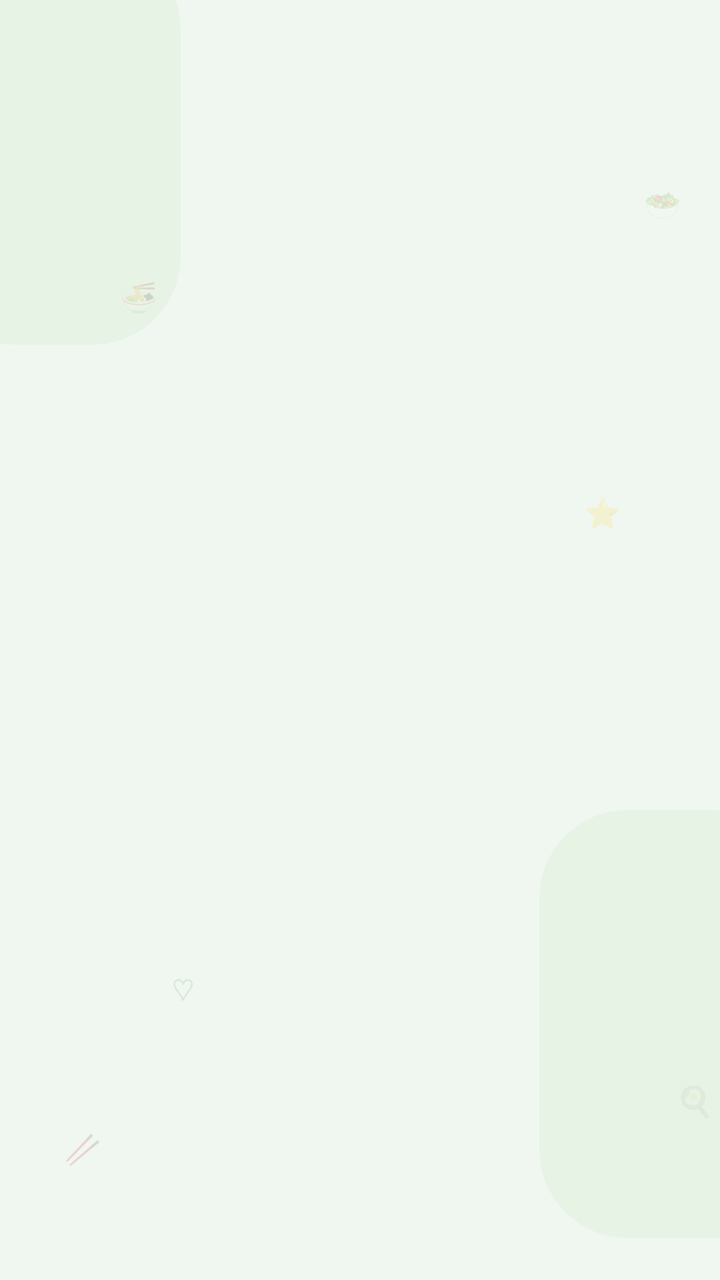
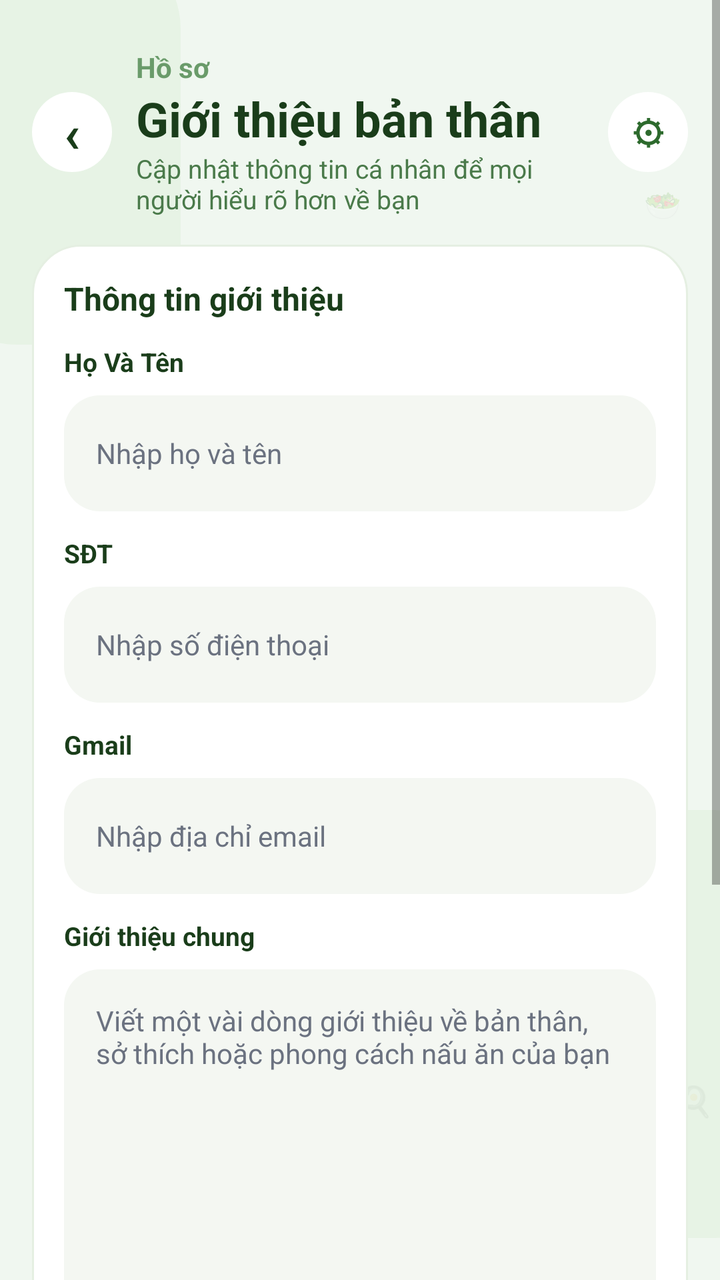

Before-and-after screenshots of an Android layout around one commit, followed by the original layout XML and the change that was made.
<!-- AndroidManifest.xml: application theme AppTheme -->
<!-- res/layout/activity_frame_26_bio.xml -->
<?xml version="1.0" encoding="utf-8"?>
<FrameLayout xmlns:android="http://schemas.android.com/apk/res/android"
    android:layout_width="match_parent"
    android:layout_height="match_parent"
    android:background="@color/panda_bg">

    <View
        android:layout_width="126dp"
        android:layout_height="202dp"
        android:layout_marginStart="-36dp"
        android:layout_marginTop="-30dp"
        android:alpha="0.7"
        android:background="@drawable/bg_figma_deco" />

    <TextView
        android:layout_width="wrap_content"
        android:layout_height="wrap_content"
        android:layout_marginStart="60dp"
        android:layout_marginTop="138dp"
        android:alpha="0.16"
        android:text="🍜"
        android:textColor="@color/panda_green_light_text"
        android:textSize="15sp" />

    <TextView
        android:layout_width="wrap_content"
        android:layout_height="wrap_content"
        android:layout_marginStart="322dp"
        android:layout_marginTop="92dp"
        android:alpha="0.16"
        android:text="🥗"
        android:textColor="@color/panda_green_light_text"
        android:textSize="15sp" />

    <TextView
        android:layout_width="wrap_content"
        android:layout_height="wrap_content"
        android:layout_marginStart="292dp"
        android:layout_marginTop="246dp"
        android:alpha="0.16"
        android:text="⭐"
        android:textColor="@color/panda_green_light_text"
        android:textSize="15sp" />

    <TextView
        android:layout_width="wrap_content"
        android:layout_height="wrap_content"
        android:layout_marginStart="338dp"
        android:layout_marginTop="540dp"
        android:alpha="0.16"
        android:text="🍳"
        android:textColor="@color/panda_green_light_text"
        android:textSize="15sp" />

    <TextView
        android:layout_width="wrap_content"
        android:layout_height="wrap_content"
        android:layout_marginStart="32dp"
        android:layout_marginTop="564dp"
        android:alpha="0.16"
        android:text="🥢"
        android:textColor="@color/panda_green_light_text"
        android:textSize="15sp" />

    <View
        android:layout_width="132dp"
        android:layout_height="214dp"
        android:layout_gravity="bottom|end"
        android:layout_marginEnd="-42dp"
        android:layout_marginBottom="21dp"
        android:alpha="0.68"
        android:background="@drawable/bg_figma_deco" />

    <TextView
        android:layout_width="wrap_content"
        android:layout_height="wrap_content"
        android:layout_gravity="bottom|start"
        android:layout_marginStart="86dp"
        android:layout_marginBottom="135dp"
        android:alpha="0.16"
        android:text="♡"
        android:textColor="@color/panda_green_light_text"
        android:textSize="15sp" />

    <ScrollView
        android:layout_width="match_parent"
        android:layout_height="match_parent"
        android:fillViewport="true"
        android:overScrollMode="never">

        <LinearLayout
            android:id="@id/screen_content"
            android:layout_width="match_parent"
            android:layout_height="wrap_content"
            android:orientation="vertical"
            android:paddingStart="16dp"
            android:paddingTop="24dp"
            android:paddingEnd="16dp"
            android:paddingBottom="24dp" />
    </ScrollView>
</FrameLayout>
<!-- resources referenced by this layout -->
<resources>
  <color name="panda_bg">#F0F7F0</color>
  <color name="panda_green_light_text">#6A9B6A</color>
  <!-- drawable bg_figma_deco (drawable) -->
  <?xml version="1.0" encoding="utf-8"?>
  <shape xmlns:android="http://schemas.android.com/apk/res/android"
      android:shape="rectangle">
      <solid android:color="@color/panda_mint" />
      <corners android:radius="44dp" />
  </shape>
  <style name="AppTheme" parent="@android:style/Theme.Material.Light.NoActionBar">
          <item name="android:fontFamily">sans-serif</item>
          <item name="android:windowLightStatusBar">true</item>
          <item name="android:statusBarColor">@color/panda_bg</item>
          <item name="android:navigationBarColor">@color/panda_bg</item>
          <item name="android:colorAccent">@color/panda_green</item>
      </style>
  <color name="panda_mint">#E4F2E1</color>
  <color name="panda_green">#2D6A2D</color>
</resources>

<!-- the commit's change to res/layout/activity_frame_26_bio.xml (unified diff, before → after) -->
@@ -96,6 +96,177 @@
             android:paddingStart="16dp"
             android:paddingTop="24dp"
             android:paddingEnd="16dp"
-            android:paddingBottom="24dp" />
+            android:paddingBottom="24dp">
+
+            <LinearLayout
+                android:layout_width="match_parent"
+                android:layout_height="wrap_content"
+                android:gravity="center_vertical"
+                android:orientation="horizontal">
+
+                <TextView
+                    android:layout_width="40dp"
+                    android:layout_height="40dp"
+                    android:background="@drawable/bg_circle_white"
+                    android:gravity="center"
+                    android:text="‹"
+                    android:textColor="@color/panda_green_dark"
+                    android:textSize="26sp"
+                    android:textStyle="bold" />
+
+                <LinearLayout
+                    android:layout_width="0dp"
+                    android:layout_height="wrap_content"
+                    android:layout_marginStart="12dp"
+                    android:layout_marginEnd="12dp"
+                    android:layout_weight="1"
+                    android:orientation="vertical">
+
+                    <TextView
+                        android:layout_width="match_parent"
+                        android:layout_height="wrap_content"
+                        android:text="Hồ sơ"
+                        android:textColor="@color/panda_green_light_text"
+                        android:textSize="14sp"
+                        android:textStyle="bold" />
+
+                    <TextView
+                        android:layout_width="match_parent"
+                        android:layout_height="wrap_content"
+                        android:text="Giới thiệu bản thân"
+                        android:textColor="@color/panda_green_dark"
+                        android:textSize="24sp"
+                        android:textStyle="bold" />
+
+                    <TextView
+                        android:layout_width="match_parent"
+                        android:layout_height="wrap_content"
+                        android:text="Cập nhật thông tin cá nhân để mọi người hiểu rõ hơn về bạn"
+                        android:textColor="@color/panda_green_mid"
+                        android:textSize="13sp" />
+                </LinearLayout>
+
+                <TextView
+                    android:layout_width="40dp"
+                    android:layout_height="40dp"
+                    android:background="@drawable/bg_circle_white"
+                    android:gravity="center"
+                    android:text="⚙"
+                    android:textColor="@color/panda_green"
+                    android:textSize="17sp"
+                    android:textStyle="bold" />
+            </LinearLayout>
+
+            <LinearLayout
+                android:layout_width="match_parent"
+                android:layout_height="780dp"
+                android:layout_marginTop="14dp"
+                android:background="@drawable/bg_figma_card"
+                android:orientation="vertical"
+                android:padding="16dp">
+
+                <TextView
+                    android:layout_width="match_parent"
+                    android:layout_height="wrap_content"
+                    android:text="Thông tin giới thiệu"
+                    android:textColor="@color/panda_green_dark"
+                    android:textSize="16sp"
+                    android:textStyle="bold" />
+
+                <TextView
+                    android:layout_width="match_parent"
+                    android:layout_height="wrap_content"
+                    android:layout_marginTop="12dp"
+                    android:layout_marginBottom="8dp"
+                    android:text="Họ Và Tên"
+                    android:textColor="@color/panda_green_dark"
+                    android:textSize="13sp"
+                    android:textStyle="bold" />
+
+                <TextView
+                    android:layout_width="match_parent"
+                    android:layout_height="58dp"
+                    android:background="@drawable/bg_figma_input"
+                    android:gravity="center_vertical"
+                    android:paddingStart="16dp"
+                    android:paddingEnd="16dp"
+                    android:text="Nhập họ và tên"
+                    android:textColor="@color/panda_gray"
+                    android:textSize="14sp" />
+
+                <TextView
+                    android:layout_width="match_parent"
+                    android:layout_height="wrap_content"
+                    android:layout_marginTop="12dp"
+                    android:layout_marginBottom="8dp"
+                    android:text="SĐT"
+                    android:textColor="@color/panda_green_dark"
+                    android:textSize="13sp"
+                    android:textStyle="bold" />
+
+                <TextView
+                    android:layout_width="match_parent"
+                    android:layout_height="58dp"
+                    android:background="@drawable/bg_figma_input"
+                    android:gravity="center_vertical"
+                    android:paddingStart="16dp"
+                    android:paddingEnd="16dp"
+                    android:text="Nhập số điện thoại"
+                    android:textColor="@color/panda_gray"
+                    android:textSize="14sp" />
+
+                <TextView
+                    android:layout_width="match_parent"
+                    android:layout_height="wrap_content"
+                    android:layout_marginTop="12dp"
+                    android:layout_marginBottom="8dp"
+                    android:text="Gmail"
+                    android:textColor="@color/panda_green_dark"
+                    android:textSize="13sp"
+                    android:textStyle="bold" />
+
+                <TextView
+                    android:layout_width="match_parent"
+                    android:layout_height="58dp"
+                    android:background="@drawable/bg_figma_input"
+                    android:gravity="center_vertical"
+                    android:paddingStart="16dp"
+                    android:paddingEnd="16dp"
+                    android:text="Nhập địa chỉ email"
+                    android:textColor="@color/panda_gray"
+                    android:textSize="14sp" />
+
+                <TextView
+                    android:layout_width="match_parent"
+                    android:layout_height="wrap_content"
+                    android:layout_marginTop="12dp"
+                    android:layout_marginBottom="8dp"
+                    android:text="Giới thiệu chung"
+                    android:textColor="@color/panda_green_dark"
+                    android:textSize="13sp"
+                    android:textStyle="bold" />
+
+                <TextView
+                    android:layout_width="match_parent"
+                    android:layout_height="333dp"
+                    android:background="@drawable/bg_figma_input"
+                    android:gravity="top"
+                    android:padding="16dp"
+                    android:text="Viết một vài dòng giới thiệu về bản thân, sở thích hoặc phong cách nấu ăn của bạn"
+                    android:textColor="@color/panda_gray"
+                    android:textSize="14sp" />
+
+                <TextView
+                    android:layout_width="match_parent"
+                    android:layout_height="52dp"
+                    android:layout_marginTop="12dp"
+                    android:background="@drawable/bg_figma_green_button"
+                    android:gravity="center"
+                    android:text="Cập nhật"
+                    android:textColor="@android:color/white"
+                    android:textSize="15sp"
+                    android:textStyle="bold" />
+            </LinearLayout>
+        </LinearLayout>
     </ScrollView>
 </FrameLayout>
<!-- resource entries referenced after the edit -->
@@ -1,13 +1,45 @@
 <!-- resources referenced by this layout -->
 <resources>
   <color name="panda_bg">#F0F7F0</color>
+  <color name="panda_gray">#6B7280</color>
   <color name="panda_green_light_text">#6A9B6A</color>
+  <color name="panda_green_mid">#4A7A4A</color>
+  <!-- drawable bg_circle_white (drawable) -->
+  <?xml version="1.0" encoding="utf-8"?>
+  <shape xmlns:android="http://schemas.android.com/apk/res/android"
+      android:shape="oval">
+      <solid android:color="@color/panda_card" />
+  </shape>
+  <!-- drawable bg_figma_card (drawable) -->
+  <?xml version="1.0" encoding="utf-8"?>
+  <shape xmlns:android="http://schemas.android.com/apk/res/android"
+      android:shape="rectangle">
+      <solid android:color="@color/panda_card" />
+      <stroke
+          android:width="1dp"
+          android:color="@color/panda_border" />
+      <corners android:radius="24dp" />
+  </shape>
   <!-- drawable bg_figma_deco (drawable) -->
   <?xml version="1.0" encoding="utf-8"?>
   <shape xmlns:android="http://schemas.android.com/apk/res/android"
       android:shape="rectangle">
       <solid android:color="@color/panda_mint" />
       <corners android:radius="44dp" />
+  </shape>
+  <!-- drawable bg_figma_green_button (drawable) -->
+  <?xml version="1.0" encoding="utf-8"?>
+  <shape xmlns:android="http://schemas.android.com/apk/res/android"
+      android:shape="rectangle">
+      <solid android:color="@color/panda_green" />
+      <corners android:radius="18dp" />
+  </shape>
+  <!-- drawable bg_figma_input (drawable) -->
+  <?xml version="1.0" encoding="utf-8"?>
+  <shape xmlns:android="http://schemas.android.com/apk/res/android"
+      android:shape="rectangle">
+      <solid android:color="@color/panda_input" />
+      <corners android:radius="18dp" />
   </shape>
   <style name="AppTheme" parent="@android:style/Theme.Material.Light.NoActionBar">
           <item name="android:fontFamily">sans-serif</item>
@@ -16,7 +48,11 @@
           <item name="android:navigationBarColor">@color/panda_bg</item>
           <item name="android:colorAccent">@color/panda_green</item>
       </style>
+  <color name="panda_card">#FFFFFF</color>
+  <color name="panda_border">#E5EFE2</color>
   <color name="panda_mint">#E4F2E1</color>
+  <color name="panda_input">#F4F7F2</color>
   <color name="panda_green">#2D6A2D</color>
+  <color name="panda_green_dark">#1A3D1A</color>
 </resources>
 
